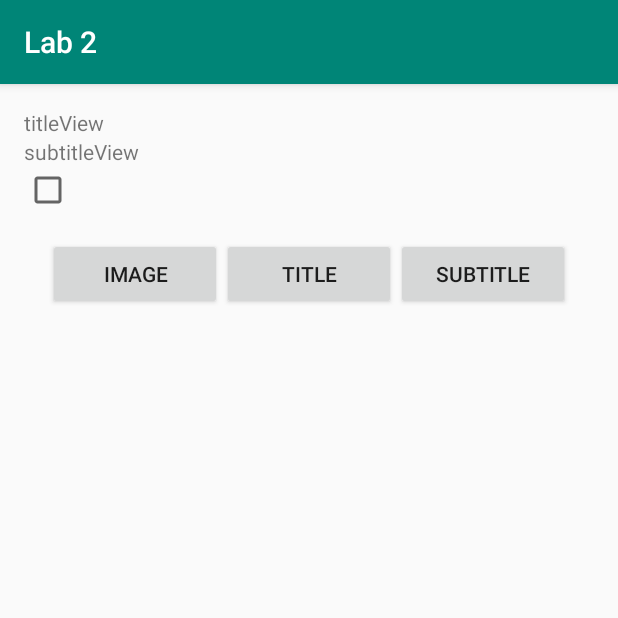
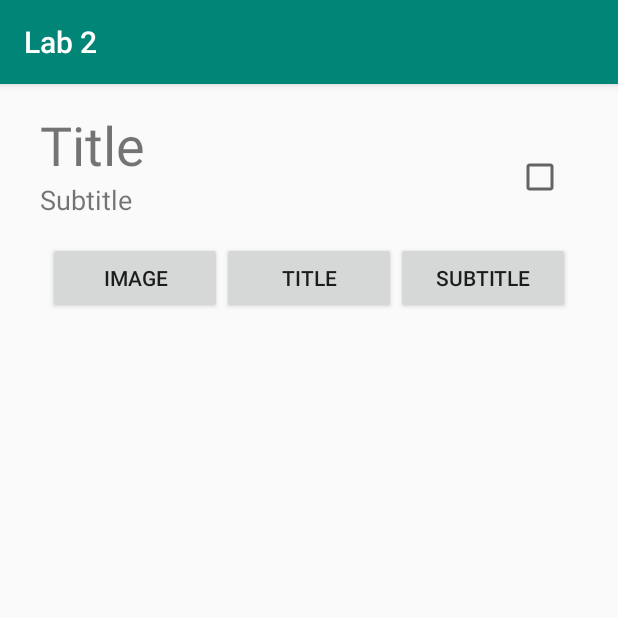
Before and after one commit to petrovicheugene/MobAppLabs, an Android app: the Lab2Activity screen opened directly, with no data from a screen before it, on a phone screen of 412 x 824 dp, the top half of it. Run offline under Robolectric (Android 15) with nearby library versions, the phone set to English and light mode, and no system bars.

Commit message:
Lab2 ready for release

```diff
--- a/Code/lab2/src/main/java/ru/tpu/courses/lab2/Lab2ViewsContainer.java
+++ b/Code/lab2/src/main/java/ru/tpu/courses/lab2/Lab2ViewsContainer.java
@@ -1,13 +1,18 @@
 package ru.tpu.courses.lab2;
 
 import android.content.Context;
+import android.content.res.TypedArray;
 import android.graphics.Bitmap;
+import android.graphics.drawable.BitmapDrawable;
 import android.os.Build;
 import android.os.Bundle;
 import android.util.AttributeSet;
+import android.util.TypedValue;
+import android.view.Gravity;
+import android.view.View;
+import android.view.View.OnClickListener;
 import android.widget.CheckBox;
 import android.widget.ImageView;
-import android.widget.LinearLayout;
 import android.widget.TextView;
 
 import androidx.annotation.NonNull;
@@ -15,26 +20,26 @@ import androidx.annotation.RequiresApi;
 import androidx.constraintlayout.widget.ConstraintLayout;
 import androidx.constraintlayout.widget.ConstraintSet;
 
-
-public class Lab2ViewsContainer extends LinearLayout {
+//****************************************************
+public class Lab2ViewsContainer extends ConstraintLayout implements OnClickListener {
 
     ImageView imageView;
     TextView titleView;
     TextView subtitleView;
     CheckBox checkBox;
-
+    //****************************************************
     // Этот конструктор используется при создании View в коде.
     @RequiresApi(api = Build.VERSION_CODES.JELLY_BEAN_MR1)
     public Lab2ViewsContainer(Context context) {
         this(context, null);
     }
-
+    //****************************************************
     //Этот конструктор вызывается при создании View из XML.
     @RequiresApi(api = Build.VERSION_CODES.JELLY_BEAN_MR1)
     public Lab2ViewsContainer(Context context, AttributeSet attrs) {
         this(context, attrs, 0);
     }
-
+    //****************************************************
     // Конструктор, вызывается при инфлейте View, когда у View указан дополнительный стиль.
     @RequiresApi(api = Build.VERSION_CODES.JELLY_BEAN_MR1)
     public Lab2ViewsContainer(Context context, AttributeSet attrs, int defStyleAttr) {
@@ -42,70 +47,141 @@ public class Lab2ViewsContainer extends LinearLayout {
 
         // Свои атрибуты описываются в файле res/values/attrs.xml
         // Эта строчка объединяет возможные применённые к View стили
-        // TypedArray a = context.obtainStyledAttributes(attrs, R.styleable.Lab2ViewsContainer, defStyleAttr, 0);
+         TypedArray a = context.obtainStyledAttributes(attrs, R.styleable.Lab2ViewsContainer, defStyleAttr, 0);
 
         // Полученный TypedArray необходимо обязательно очистить.
-        //a.recycle();
+        a.recycle();
 
         //
-
-
         imageView = new ImageView(getContext());
+        imageView.setId(View.generateViewId());
+        Bitmap bitmap = null;
+        imageView.setImageBitmap(bitmap);
         addView(imageView);
 
         titleView = new TextView(getContext());
-        titleView.setText("titleView");
+        titleView.setId(View.generateViewId());
+        titleView.setGravity(Gravity.LEFT | Gravity.CENTER);
+        titleView.setLayoutParams(new LayoutParams(LayoutParams.WRAP_CONTENT, LayoutParams.WRAP_CONTENT));
+        titleView.setTextSize(TypedValue.COMPLEX_UNIT_PX, getResources().getDimensionPixelSize(R.dimen.lab2_title_size));
+        titleView.setText(getResources().getString(R.string.lab2_title));
         addView(titleView);
 
         subtitleView = new TextView(getContext());
-        subtitleView.setText("subtitleView");
+        subtitleView.setId(View.generateViewId());
+        subtitleView.setGravity(Gravity.LEFT | Gravity.CENTER);
+        subtitleView.setLayoutParams(new LayoutParams(LayoutParams.WRAP_CONTENT, LayoutParams.WRAP_CONTENT));
+        subtitleView.setTextSize(TypedValue.COMPLEX_UNIT_PX, getResources().getDimensionPixelSize(R.dimen.lab2_subtitle_size));
+        subtitleView.setText(getResources().getString(R.string.lab2_subtitle));
         addView(subtitleView);
 
         checkBox = new CheckBox(getContext());
+        checkBox.setId(View.generateViewId());
         addView(checkBox);
+
+        //
+        imageView.setOnClickListener(this);
+        titleView.setOnClickListener(this);
+        subtitleView.setOnClickListener(this);
+        setOnClickListener(this);
 
         adjustViews();
     }
-
-    //
+    //****************************************************
+    @Override
+    public void onClick(View v) {
+        //
+        checkBox.setChecked(!checkBox.isChecked());
+    }
+    //****************************************************
     public void setInstanceState(@NonNull Bundle savedInstanceState) {
-        titleView.setText(savedInstanceState.getString("title"));
-        subtitleView.setText(savedInstanceState.getString("subtitle"));
-        checkBox.setChecked(savedInstanceState.getBoolean("checked"));
+        Bitmap bitmap = savedInstanceState.getParcelable(getResources().getString(R.string.lab2_image));
+        imageView.setImageBitmap(bitmap);
+        titleView.setText(savedInstanceState.getString(getResources().getString(R.string.lab2_title)));
+        subtitleView.setText(savedInstanceState.getString(getResources().getString(R.string.lab2_subtitle)));
+        checkBox.setChecked(savedInstanceState.getBoolean(getResources().getString(R.string.lab2_checkbox)));
         adjustViews();
     }
 
-
+    //****************************************************
     public void saveInstanceState(@NonNull Bundle outState) {
-        //Bitmap bitmap = ((BitmapDrawable)imageView.getDrawable()).getBitmap();
-        //outState.putParcelable("image", bitmap);
-        outState.putCharSequence("title", titleView.getText());
-        outState.putCharSequence("subtitle", subtitleView.getText());
-        outState.putBoolean("checked", checkBox.isChecked());
+        Bitmap bitmap = ((BitmapDrawable) imageView.getDrawable()).getBitmap();
+        outState.putParcelable(getResources().getString(R.string.lab2_image), bitmap);
+        outState.putCharSequence(getResources().getString(R.string.lab2_title), titleView.getText());
+        outState.putCharSequence(getResources().getString(R.string.lab2_subtitle), subtitleView.getText());
+        outState.putBoolean(getResources().getString(R.string.lab2_checkbox), checkBox.isChecked());
     }
 
+    //****************************************************
     public void adjustViews() {
-//        ConstraintSet set = new ConstraintSet();
-//        set.clone(this);
-//
-//        set.applyTo(this);
+        // горизонтальное расстояние между view
+        int padding = getResources().getDimensionPixelOffset(R.dimen.lab2_view_padding);
+        ConstraintSet set = new ConstraintSet();
+        set.clone(this);
+
+        // imageView
+        set.connect(imageView.getId(), ConstraintSet.LEFT,
+                R.id.container, ConstraintSet.LEFT);
+        set.connect(imageView.getId(), ConstraintSet.TOP,
+                R.id.container, ConstraintSet.TOP);
+
+        // checkBox
+        set.connect(checkBox.getId(), ConstraintSet.RIGHT,
+                R.id.container, ConstraintSet.RIGHT,
+                getResources().getDimensionPixelOffset(R.dimen.lab2_checkBox_h_margin));
+        set.connect(checkBox.getId(), ConstraintSet.TOP,
+                R.id.container, ConstraintSet.TOP,
+                getResources().getDimensionPixelOffset(R.dimen.lab2_checkBox_v_margin));
+
+        // titleView
+        set.connect(titleView.getId(), ConstraintSet.LEFT,
+                imageView.getId(), ConstraintSet.RIGHT, padding);
+        set.connect(titleView.getId(), ConstraintSet.TOP,
+                R.id.container, ConstraintSet.TOP);
+        set.connect(titleView.getId(), ConstraintSet.RIGHT,
+                checkBox.getId(), ConstraintSet.LEFT, padding);
+        set.constrainWidth(titleView.getId(), ConstraintSet.MATCH_CONSTRAINT);
+
+        // subtitle view
+        set.connect(subtitleView.getId(), ConstraintSet.LEFT,
+                imageView.getId(), ConstraintSet.RIGHT, padding);
+        set.connect(subtitleView.getId(), ConstraintSet.TOP,
+                titleView.getId(), ConstraintSet.BOTTOM);
+        set.connect(subtitleView.getId(), ConstraintSet.RIGHT,
+                checkBox.getId(), ConstraintSet.LEFT, padding);
+        set.constrainWidth(subtitleView.getId(), ConstraintSet.MATCH_CONSTRAINT);
+
+        set.applyTo(this);
     }
 
+    //****************************************************
     // установка картинки
     public void setImage(Bitmap bitmap) {
         imageView.setImageBitmap(bitmap);
     }
 
+    //****************************************************
     // установка заголовка
     public void setTitle(String title) {
         titleView.setText(title);
+        if (title.isEmpty()) {
+            titleView.setVisibility(View.GONE);
+        } else {
+            titleView.setVisibility(View.VISIBLE);
+        }
     }
 
+    //****************************************************
     // установка подзаголовка
     public void setSubtitle(String subtitle) {
         subtitleView.setText(subtitle);
+        if (subtitle.isEmpty()) {
+            subtitleView.setVisibility(View.GONE);
+        } else {
+            subtitleView.setVisibility(View.VISIBLE);
+        }
     }
-
+    //****************************************************
     // Метод трансформирует указанные dp в пиксели, используя density экрана.
 
 //    @Px
--- /dev/null
+++ b/Code/lab2/src/main/res/values/attrs.xml
@@ -0,0 +1,6 @@
+<?xml version="1.0" encoding="utf-8"?>
+<resources>
+    <declare-styleable name="Lab2ViewsContainer">
+        <attr name="lab2_minViewsCount" format="integer" />
+    </declare-styleable>
+</resources>
--- /dev/null
+++ b/Code/lab2/src/main/res/values/dimens.xml
@@ -0,0 +1,9 @@
+<?xml version="1.0" encoding="utf-8"?>
+<resources>
+    <dimen name="lab2_title_size">36dp</dimen>
+    <dimen name="lab2_subtitle_size">18dp</dimen>
+    <dimen name="lab2_view_padding">10dp</dimen>
+    <dimen name="lab2_checkBox_v_margin">30dp</dimen>
+    <dimen name="lab2_checkBox_h_margin">20dp</dimen>
+
+</resources>
--- a/Code/lab2/src/main/res/values/strings.xml
+++ b/Code/lab2/src/main/res/values/strings.xml
@@ -4,5 +4,7 @@
     <string name="lab2_subtitle">Subtitle</string>
     <string name="lab2_title">Title</string>
     <string name="lab2_image">Image</string>
+    <string name="lab2_checkbox">CheckBox</string>
+
 
 </resources>
```
Also changed, not shown: Code/lab2/src/main/java/ru/tpu/courses/lab2/Lab2Activity.java (+8 -9 lines).
